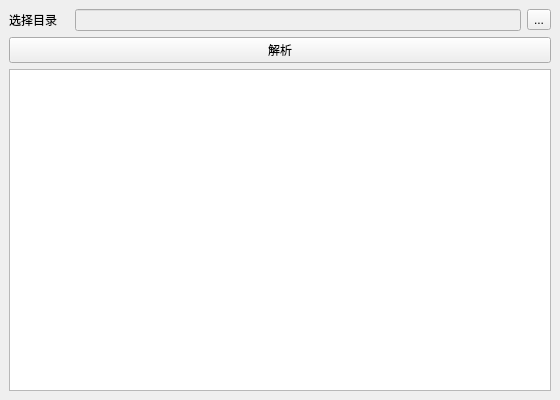
The window that Stock_Xlsx/form/mainwindow.ui (juzhijian/Stock_Xlsx) describes before a commit, drawn with Qt 5.
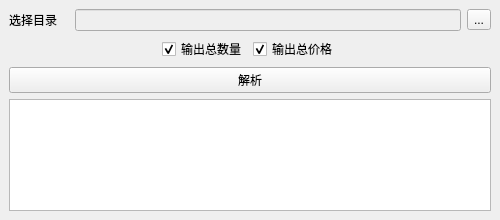
The same window after the commit.

Commit message: 1、数量与价格判断写入。

Diff of the .ui file:
```diff
--- a/Stock_Xlsx/form/mainwindow.ui
+++ b/Stock_Xlsx/form/mainwindow.ui
@@ -6,10 +6,16 @@
    <rect>
     <x>0</x>
     <y>0</y>
-    <width>560</width>
-    <height>400</height>
+    <width>500</width>
+    <height>220</height>
    </rect>
   </property>
+  <property name="minimumSize">
+   <size>
+    <width>500</width>
+    <height>220</height>
+   </size>
+  </property>
   <property name="windowTitle">
    <string>Excel 解析</string>
   </property>
@@ -55,6 +61,56 @@
       </item>
      </layout>
     </item>
+    <item>
+     <layout class="QHBoxLayout" name="horizontalLayout_2">
+      <item>
+       <spacer name="horizontalSpacer">
+        <property name="orientation">
+         <enum>Qt::Horizontal</enum>
+        </property>
+        <property name="sizeHint" stdset="0">
+         <size>
+          <width>40</width>
+          <height>20</height>
+         </size>
+        </property>
+       </spacer>
+      </item>
+      <item>
+       <widget class="QCheckBox" name="checkBox">
+        <property name="text">
+         <string>输出总数量</string>
+        </property>
+        <property name="checked">
+         <bool>true</bool>
+        </property>
+       </widget>
+      </item>
+      <item>
+       <widget class="QCheckBox" name="checkBox_2">
+        <property name="text">
+         <string>输出总价格</string>
+        </property>
+        <property name="checked">
+         <bool>true</bool>
+        </property>
+       </widget>
+      </item>
+      <item>
+       <spacer name="horizontalSpacer_2">
+        <property name="orientation">
+         <enum>Qt::Horizontal</enum>
+        </property>
+        <property name="sizeHint" stdset="0">
+         <size>
+          <width>40</width>
+          <height>20</height>
+         </size>
+        </property>
+       </spacer>
+      </item>
+     </layout>
+    </item>
     <item>
      <widget class="QPushButton" name="pushButton_jiexi">
       <property name="text">
```
The commit also changes 1 other file.
